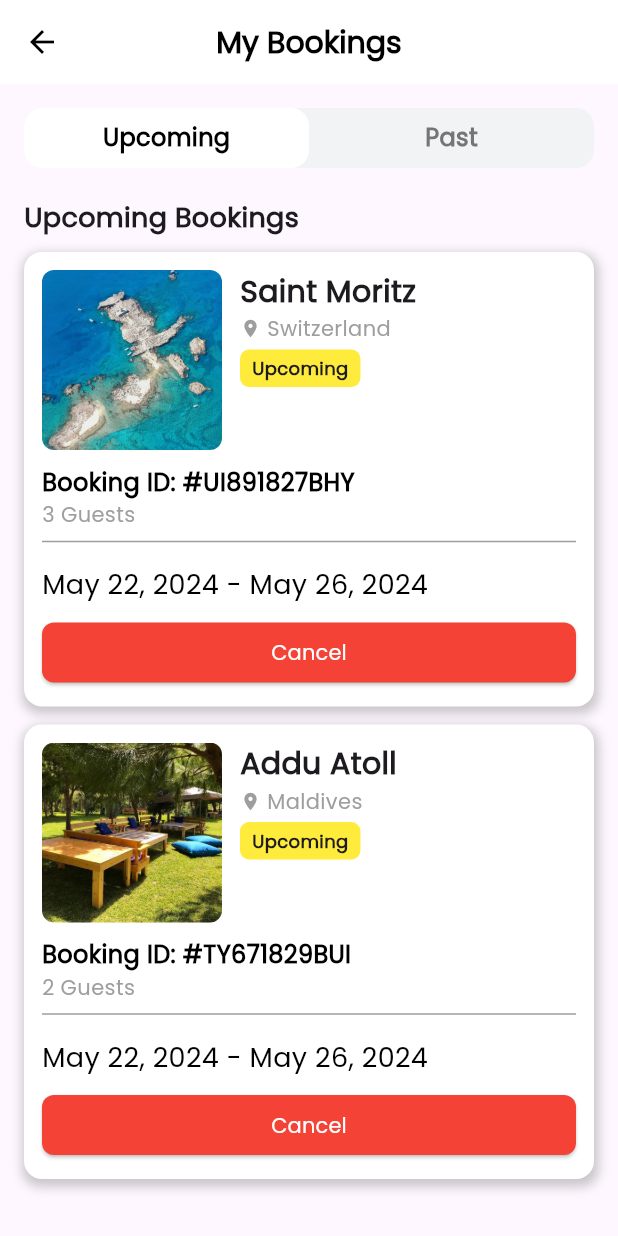
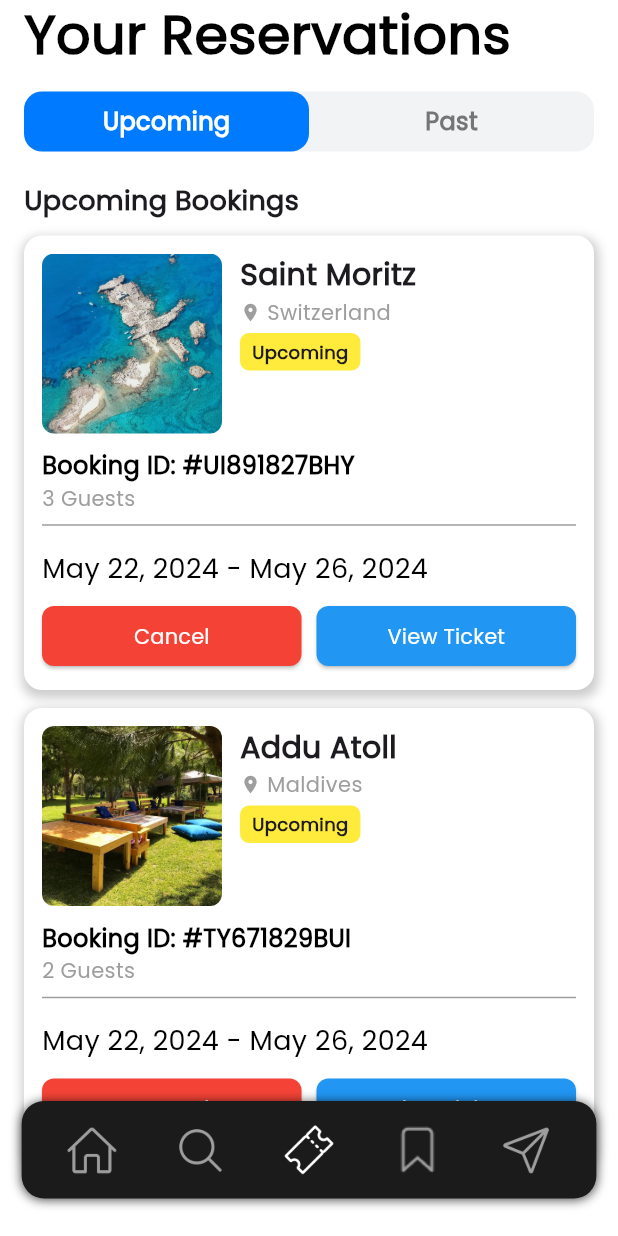
Before and after one commit to LiloZ95/Adventura.lb, a Flutter app: the MyBookingsPage screen opened directly, on a phone screen of 412 x 824 dp. Run offline on Flutter 3.47's test engine with Material 3 defaults, Android fonts, the phone set to English and light mode, and no system bars; our stand-ins replace animated_text_kit, barcode_widget, cached_network_image, dotted_border, flutter_secure_storage, hive and 4 more; missing offline and left inert: mobile_scanner; accounts and stored records are empty.

Commit message:
Add View Ticket button to BookingCard for enhanced user navigation

```diff
--- a/lib/Booking/MyBooking.dart
+++ b/lib/Booking/MyBooking.dart
@@ -1,6 +1,10 @@
 import 'package:adventura/Booking/CancelBooking.dart';
+import 'package:adventura/Main%20screen%20components/MainScreen.dart';
+import 'package:adventura/colors.dart';
+import 'package:adventura/search%20screen/searchScreen.dart';
 import 'package:flutter/material.dart';
 import 'package:adventura/widgets/booking_card.dart';
+
 void main() {
   runApp(MyApp());
 }
@@ -62,103 +66,35 @@ class _MyBookingsPageState extends State<MyBookingsPage> {
   ];
   @override
   Widget build(BuildContext context) {
+    double statusBarHeight = MediaQuery.of(context).padding.top;
+    double screenWidth = MediaQuery.of(context).size.width;
+    double screenHeight = MediaQuery.of(context).size.height;
+
     return Scaffold(
-      appBar: AppBar(
-        backgroundColor: Colors.white, // Matches the page background
-        elevation: 0,
-        leading: IconButton(
-          icon: const Icon(Icons.arrow_back, color: Colors.black),
-          onPressed: () => Navigator.pop(context),
-        ),
-        title: const Text(
-          'My Bookings',
+      backgroundColor: Colors.white,
+      body: Stack(
+        children: [
+          Padding(
+            padding: EdgeInsets.fromLTRB(16, statusBarHeight + 6, 16, 6),
+            child: Column(
+              children: [
+                Row(
+                  mainAxisAlignment: MainAxisAlignment.spaceBetween,
+                  children: [
+                    Text(
+                      "Your Reservations",
                       style: TextStyle(
-            fontFamily: "Poppins",
-            fontSize: 20,
+                        height: 0.96,
+                        fontSize: 36,
                         fontWeight: FontWeight.bold,
+                        fontFamily: 'Poppins',
                         color: Colors.black,
                       ),
                     ),
-        centerTitle: true,
+                  ],
                 ),
-      body: Padding(
-        padding: const EdgeInsets.all(16.0),
-        child: Column(
-          children: [
-            // Tab Selector for Upcoming & Past
-            // Container(
-            //   height: 40,
-            //   width: double.infinity,
-            //   decoration: BoxDecoration(
-            //     color: const Color(0xFFF2F3F4), // Background color for toggle
-            //     borderRadius: BorderRadius.circular(12),
-            //   ),
-            //   child: Row(
-            //     children: [
-            //       // Upcoming Button
-            //       Expanded(
-            //         child: GestureDetector(
-            //           onTap: () {
-            //             setState(() {
-            //               isUpcomingSelected = true;
-            //             });
-            //           },
-            //           child: Container(
-            //             decoration: BoxDecoration(
-            //               color: isUpcomingSelected
-            //                   ? Colors.white
-            //                   : Colors.transparent,
-            //               borderRadius: BorderRadius.circular(12),
-            //             ),
-            //             alignment: Alignment.center,
-            //             child: Text(
-            //               'Upcoming',
-            //               style: TextStyle(
-            //                 fontSize: 16,
-            //                 fontWeight: FontWeight.bold,
-            //                 fontFamily: 'Poppins',
-            //                 color: isUpcomingSelected
-            //                     ? Colors.black
-            //                     : Colors.grey[600],
-            //               ),
-            //             ),
-            //           ),
-            //         ),
-            //       ),
-            //       // Past Button
-            //       Expanded(
-            //         child: GestureDetector(
-            //           onTap: () {
-            //             setState(() {
-            //               isUpcomingSelected = false;
-            //             });
-            //           },
-            //           child: Container(
-            //             decoration: BoxDecoration(
-            //               color: !isUpcomingSelected
-            //                   ? Colors.white
-            //                   : Colors.transparent,
-            //               borderRadius: BorderRadius.circular(12),
-            //             ),
-            //             alignment: Alignment.center,
-            //             child: Text(
-            //               'Past',
-            //               style: TextStyle(
-            //                 fontSize: 16,
-            //                 fontWeight: FontWeight.bold,
-            //                 fontFamily: 'Poppins',
-            //                 color: !isUpcomingSelected
-            //                     ? Colors.black
-            //                     : Colors.grey[600],
-            //               ),
-            //             ),
-            //           ),
-            //         ),
-            //       ),
-            //     ],
-            //   ),
-            // ),
-            // const SizedBox(height: 20), // Spacing below toggle buttons
+                // Toggle Section (Upcoming / Past)
+                SizedBox(height: 20),
                 Container(
                   height: 40,
                   width: double.infinity,
@@ -174,7 +110,6 @@ class _MyBookingsPageState extends State<MyBookingsPage> {
                   ),
                 ),
                 const SizedBox(height: 20),
-            // Dynamic Title
                 Align(
                   alignment: Alignment.centerLeft,
                   child: Text(
@@ -187,7 +122,7 @@ class _MyBookingsPageState extends State<MyBookingsPage> {
                   ),
                 ),
                 const SizedBox(height: 10),
-            // Dynamic Booking List
+                // Booking List
                 Expanded(
                   child: ListView.builder(
                     itemCount: bookings.length,
@@ -203,8 +138,8 @@ class _MyBookingsPageState extends State<MyBookingsPage> {
                             context: context,
                             isScrollControlled: true,
                             shape: RoundedRectangleBorder(
-                          borderRadius:
-                              BorderRadius.vertical(top: Radius.circular(16)),
+                              borderRadius: BorderRadius.vertical(
+                                  top: Radius.circular(16)),
                             ),
                             builder: (context) {
                               return FractionallySizedBox(
@@ -221,8 +156,93 @@ class _MyBookingsPageState extends State<MyBookingsPage> {
               ],
             ),
           ),
+
+          // 🔥 Bottom Nav Bar — Positioned same as MainScreen
+          Positioned(
+            bottom: 25,
+            left: (screenWidth * 0.035),
+            child: Container(
+              width: screenWidth * 0.93,
+              height: 65,
+              decoration: BoxDecoration(
+                color: const Color(0xFF1B1B1B),
+                borderRadius: BorderRadius.circular(15),
+                boxShadow: [
+                  BoxShadow(
+                    color: Colors.black.withOpacity(0.70),
+                    offset: Offset(0, 1),
+                    blurRadius: 5,
+                    spreadRadius: 0,
+                  ),
+                ],
+              ),
+              child: Row(
+                mainAxisAlignment: MainAxisAlignment.spaceEvenly,
+                children: [
+                  IconButton(
+                    onPressed: () {
+                      Navigator.push(
+                          context,
+                          MaterialPageRoute(
+                              builder: (context) => MainScreen()));
+                    },
+                    icon: Image.asset(
+                      'assets/Icons/home.png',
+                      width: 35,
+                      height: 35,
+                      color: Colors.grey,
+                    ),
+                  ),
+                  IconButton(
+                    onPressed: () {
+                      Navigator.push(
+                          context,
+                          MaterialPageRoute(
+                              builder: (context) => SearchScreen()));
+                    },
+                    icon: Image.asset(
+                      'assets/Icons/search.png',
+                      width: 35,
+                      height: 35,
+                      color: Colors.grey,
+                    ),
+                  ),
+                  IconButton(
+                    onPressed: () {},
+                    icon: Image.asset(
+                      'assets/Icons/ticket.png',
+                      width: 35,
+                      height: 35,
+                      color: Colors.white, // Active Icon
+                    ),
+                  ),
+                  IconButton(
+                    onPressed: () {},
+                    icon: Image.asset(
+                      'assets/Icons/bookmark.png',
+                      width: 35,
+                      height: 35,
+                      color: Colors.grey,
+                    ),
+                  ),
+                  IconButton(
+                    onPressed: () {},
+                    icon: Image.asset(
+                      'assets/Icons/paper-plane.png',
+                      width: 35,
+                      height: 35,
+                      color: Colors.grey,
+                    ),
+                  ),
+                ],
+              ),
+            ),
+          ),
+        ],
+      ),
     );
   }
+
   Widget bookingTab(String label, bool isUpcoming) {
     bool isSelected = isUpcomingSelected == isUpcoming;
     return GestureDetector(
@@ -233,7 +253,7 @@ class _MyBookingsPageState extends State<MyBookingsPage> {
       },
       child: Container(
         decoration: BoxDecoration(
-          color: isSelected ? Colors.white : Colors.transparent,
+          color: isSelected ? AppColors.blue : Colors.transparent,
           borderRadius: BorderRadius.circular(12),
         ),
         alignment: Alignment.center,
@@ -243,7 +263,9 @@ class _MyBookingsPageState extends State<MyBookingsPage> {
             fontSize: 16,
             fontWeight: FontWeight.bold,
             fontFamily: 'Poppins',
-            color: isSelected ? Colors.black : Colors.grey[600],
+            color: isSelected
+                ? const Color.fromARGB(255, 255, 255, 255)
+                : Colors.grey[600],
           ),
         ),
       ),
--- a/lib/widgets/booking_card.dart
+++ b/lib/widgets/booking_card.dart
@@ -1,5 +1,6 @@
 import 'package:adventura/Booking/CancelBooking.dart';
 import 'package:adventura/Booking/MyBooking.dart';
+import 'package:adventura/OrderDetail/ViewTicket.dart';
 import 'package:adventura/search%20screen/eventDetailsScreen.dart';
 import 'package:flutter/material.dart';
 import 'package:adventura/Provider%20Only/ticketScanner.dart';
@@ -265,18 +266,102 @@ class BookingCard extends StatelessWidget {
                 )),
           ),
           Row(
-            children: [
+            children: isUpcomingSelected
+                ? [
+                    // 🔴 Cancel Button
                     Expanded(
                       child: ElevatedButton(
-                  onPressed: isUpcomingSelected ? onCancel : () => navigateToDetails(context),
+                        onPressed: onCancel,
                         style: ElevatedButton.styleFrom(
-                    backgroundColor:
-                        isUpcomingSelected ? Colors.red : Colors.blue,
+                          backgroundColor: Colors.red,
                           shape: RoundedRectangleBorder(
                               borderRadius: BorderRadius.circular(8)),
                         ),
                         child: Text(
-                    isUpcomingSelected ? 'Cancel' : 'View Booking',
+                          'Cancel',
+                          style: TextStyle(
+                              color: Colors.white,
+                              fontFamily: 'Poppins',
+                              fontSize: 14),
+                        ),
+                      ),
+                    ),
+                    const SizedBox(width: 10),
+                    // 🟢 View Ticket Button
+                    Expanded(
+                      child: ElevatedButton(
+                        onPressed: () {
+                          Navigator.push(
+                            context,
+                            MaterialPageRoute(
+                              builder: (context) => ViewTicketPage(
+                                eventTitle: activity["name"] ?? "",
+                                clientName:
+                                    "John Doe", // You can pass actual clientName here
+                                eventTime: activity["date"] ?? "",
+                                numberOfAttendees:
+                                    int.tryParse(guests.split(' ')[0]) ?? 1,
+                                ticketId: bookingId,
+                                status: status,
+                              ),
+                            ),
+                          );
+                        },
+                        style: ElevatedButton.styleFrom(
+                          backgroundColor: Colors.blue,
+                          shape: RoundedRectangleBorder(
+                              borderRadius: BorderRadius.circular(8)),
+                        ),
+                        child: Text(
+                          'View Ticket',
+                          style: TextStyle(
+                              color: Colors.white,
+                              fontFamily: 'Poppins',
+                              fontSize: 14),
+                        ),
+                      ),
+                    ),
+                  ]
+                : [
+                    // 🟠 Write a Review
+                    Expanded(
+                      child: OutlinedButton(
+                        onPressed: () => showReviewModal(
+                          context,
+                          activity["name"] ?? "",
+                          activity["location"] ?? "",
+                          activity["activity_images"][0] ?? "",
+                        ),
+                        style: OutlinedButton.styleFrom(
+                          side: const BorderSide(color: Colors.blue, width: 2),
+                          shape: RoundedRectangleBorder(
+                            borderRadius: BorderRadius.circular(8),
+                          ),
+                          padding: const EdgeInsets.symmetric(vertical: 14),
+                        ),
+                        child: const Text(
+                          'Write a Review',
+                          style: TextStyle(
+                            color: Colors.blue,
+                            fontFamily: 'Poppins',
+                            fontSize: 14,
+                          ),
+                        ),
+                      ),
+                    ),
+
+                    const SizedBox(width: 10),
+                    // 🔵 View Booking Button
+                    Expanded(
+                      child: ElevatedButton(
+                        onPressed: () => navigateToDetails(context),
+                        style: ElevatedButton.styleFrom(
+                          backgroundColor: Colors.blue,
+                          shape: RoundedRectangleBorder(
+                              borderRadius: BorderRadius.circular(8)),
+                        ),
+                        child: Text(
+                          'View Booking',
                           style: TextStyle(
                               color: Colors.white,
                               fontFamily: 'Poppins',
```
Lines whose indentation alone changed are shown as unchanged.
